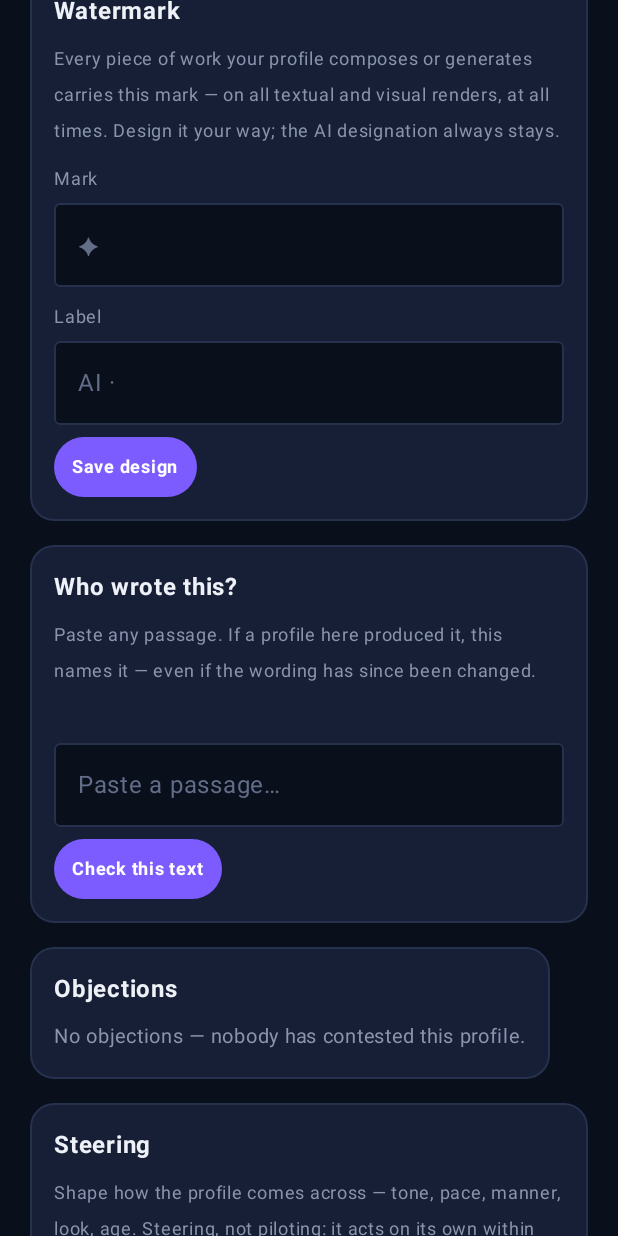
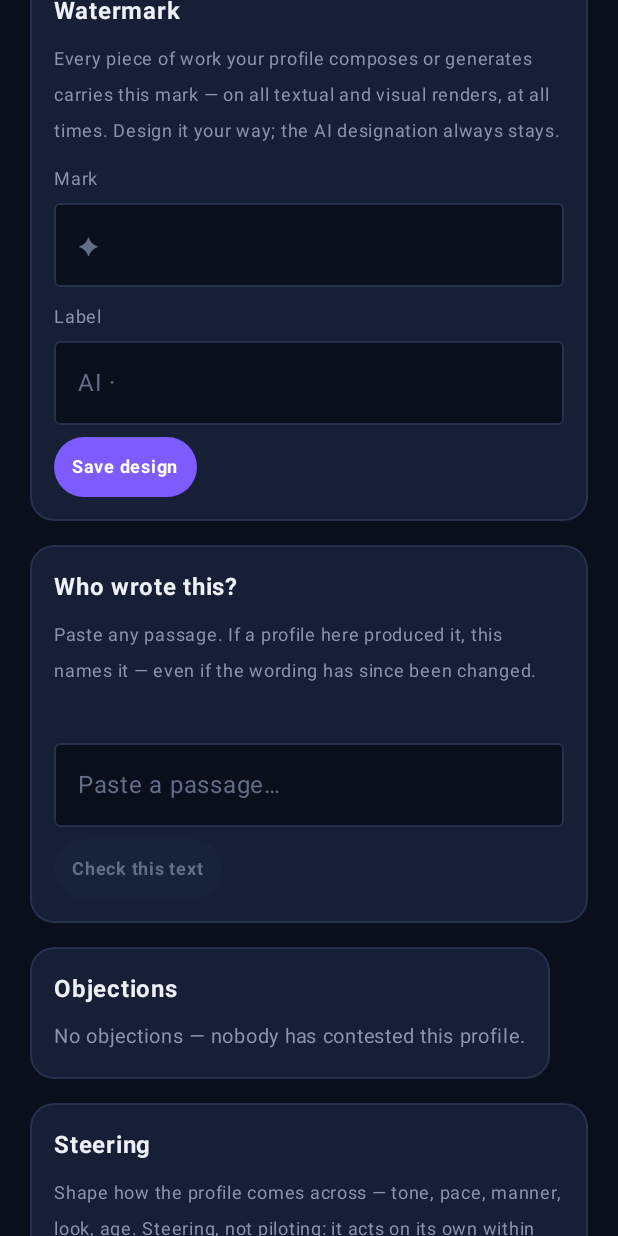
Before and after one commit to davidsbianchi1984/qrme, an Android app built with Jetpack Compose: the composable SettingsScreen shown on its own in the app's theme, scrolled down 576 dp, on a phone screen of 412 x 824 dp. Run offline under Robolectric (Android 15) with nearby library versions, the phone set to English and light mode, and no system bars; network calls fail.

Commit message:
Give QRME's SmallAction an enabled parameter
The Android build failed on the new "Who wrote this?" card:
`No parameter with name 'enabled' found`. JIM's SmallAction takes one and
QRME's did not, and I carried the JIM idiom across without checking.

Adding it with a default true leaves every existing call site untouched
and harmonizes the two shells. Both backgrounds are Colors here — unlike
JIM's, where the brand is a Brush and needs two layered background()
calls — so one ternary does it, and the label dims too, so a disabled
action looks disabled rather than merely ignoring taps.

Co-Authored-By: Claude Fable 5 <noreply@anthropic.com>
Claude-Session: https://claude.ai/code/session_015e8tKrkr36nt7UTKUPtELY

```diff
--- a/native/android/app/src/main/java/app/qrme/studio/ui/Screens.kt
+++ b/native/android/app/src/main/java/app/qrme/studio/ui/Screens.kt
@@ -1192,13 +1192,19 @@ private fun AppsPanel(vm: StudioViewModel) {
 }
 
 @Composable
-private fun SmallAction(text: String, onClick: () -> Unit) {
+private fun SmallAction(text: String, enabled: Boolean = true,
+                        onClick: () -> Unit) {
+    // `enabled` defaults true so the existing call sites are untouched. Both
+    // backgrounds are Colors here (unlike JIM's, where the brand is a Brush),
+    // so one ternary is enough rather than layering two background() calls.
     Box(
-        Modifier.clip(RoundedCornerShape(50)).background(Qrme.BrandA)
-            .clickable { onClick() }
+        Modifier.clip(RoundedCornerShape(50))
+            .background(if (enabled) Qrme.BrandA else Qrme.Card)
+            .clickable(enabled = enabled) { onClick() }
             .padding(horizontal = 12.dp, vertical = 8.dp),
     ) {
-        Text(text, color = Color.White, fontSize = 12.sp, fontWeight = FontWeight.Bold)
+        Text(text, color = if (enabled) Color.White else Qrme.T3,
+            fontSize = 12.sp, fontWeight = FontWeight.Bold)
     }
 }
 
```
